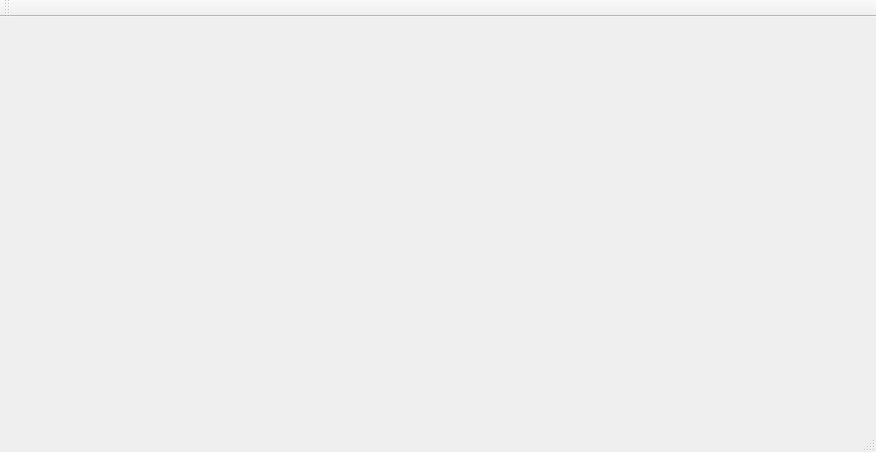
First picture: the form in MyChatDemo/src/ui/mainwindow.ui, repository yihengpromax/git-study, before the edit.
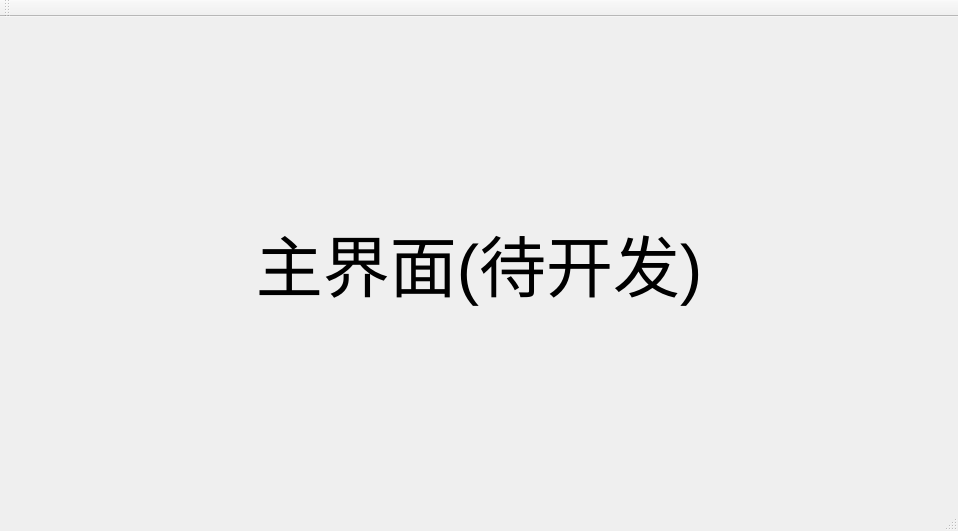
Second picture: the form after the edit.

Diff of the .ui file:
```diff
--- a/MyChatDemo/src/ui/mainwindow.ui
+++ b/MyChatDemo/src/ui/mainwindow.ui
@@ -6,14 +6,38 @@
    <rect>
     <x>0</x>
     <y>0</y>
-    <width>876</width>
-    <height>452</height>
+    <width>958</width>
+    <height>531</height>
    </rect>
   </property>
   <property name="windowTitle">
    <string>MainWindow</string>
   </property>
-  <widget class="QWidget" name="centralWidget"/>
+  <widget class="QWidget" name="centralWidget">
+   <layout class="QVBoxLayout" name="verticalLayout">
+    <item>
+     <widget class="QWidget" name="widget" native="true">
+      <layout class="QVBoxLayout" name="verticalLayout_2">
+       <item>
+        <widget class="QLabel" name="label">
+         <property name="font">
+          <font>
+           <pointsize>50</pointsize>
+          </font>
+         </property>
+         <property name="text">
+          <string>主界面(待开发)</string>
+         </property>
+         <property name="alignment">
+          <set>Qt::AlignmentFlag::AlignCenter</set>
+         </property>
+        </widget>
+       </item>
+      </layout>
+     </widget>
+    </item>
+   </layout>
+  </widget>
   <widget class="QMenuBar" name="menuBar">
    <property name="geometry">
     <rect>
```
Left out of the diff: 2 changed lines with no effect on the pictures.
